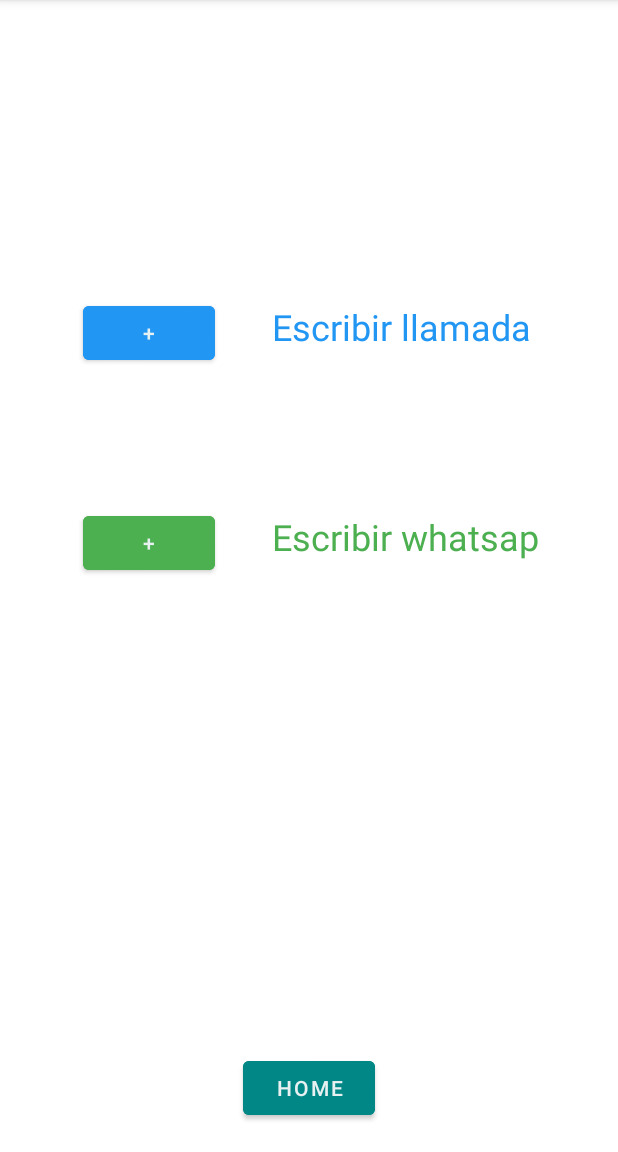
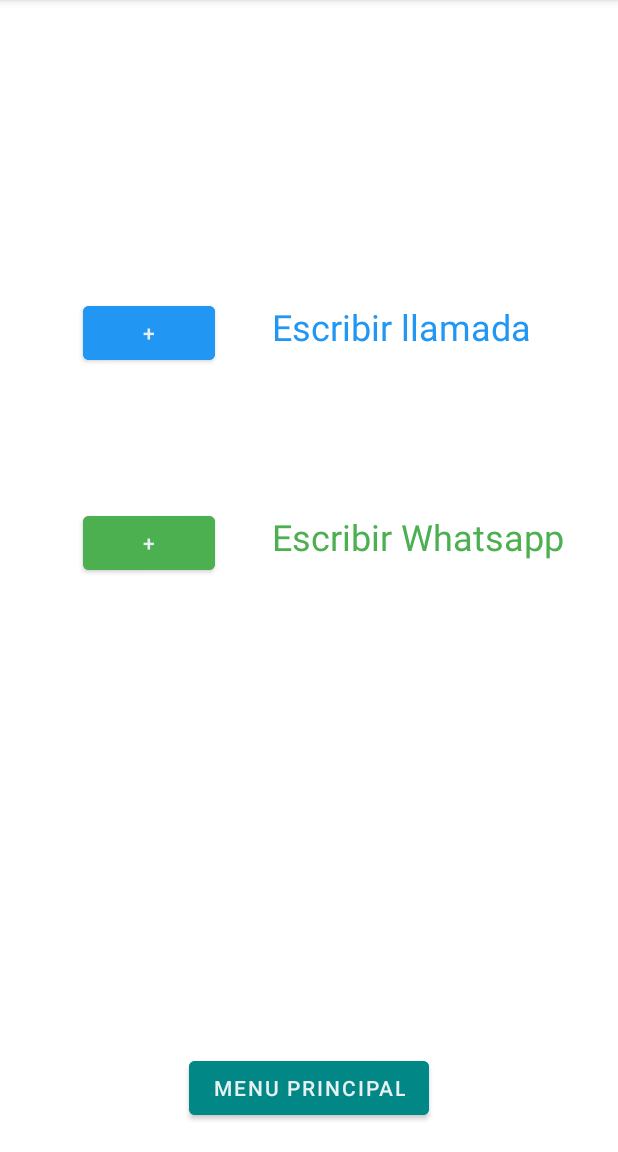
Before and after one commit to AndreaLaz/AgendaNFC, an Android app: the AniadirContActivity screen opened directly, with no data from a screen before it, on a phone screen of 412 x 824 dp, the part 84-1236 px from its top. Run offline under Robolectric (Android 15) with nearby library versions, the phone set to English and light mode, and no system bars; our stand-ins replace Firebase (no records; nobody signed in at launch, a user with empty details on screens opened directly).

Commit message:
cambiado errores gramaticales

```diff
--- a/app/src/main/java/mobile/android/agendanfc/AniadirContActivity.java
+++ b/app/src/main/java/mobile/android/agendanfc/AniadirContActivity.java
@@ -55,7 +55,6 @@
         });
     }
     public void irGrabarWhattsap(String id){
-
         Intent i = new Intent(this, GrabaWhattsapActivity.class);
         i.putExtra("numeroCont",id);
         startActivity(i);
--- a/app/src/main/java/mobile/android/agendanfc/FormularioActivity.java
+++ b/app/src/main/java/mobile/android/agendanfc/FormularioActivity.java
@@ -158,8 +158,8 @@
                 break;
             default :
             {
-                this.setTitle("Crear tajeta contacto");
-                guardar.setText("Grabar");
+                this.setTitle("Editar Contacto");
+                guardar.setText("Actualizar");
                 //getContacto(id);
                 actalizarVista(nombre_user, numero_user);
 
@@ -271,7 +271,7 @@
            }
        });
 
-       builder.setNegativeButton("Mas Tarde", new DialogInterface.OnClickListener() {
+       builder.setNegativeButton("Más Tarde", new DialogInterface.OnClickListener() {
            @Override
            public void onClick(DialogInterface dialogInterface, int i) {
                Toast.makeText(FormularioActivity.this,"No olvides grabar la agenda más tarde",Toast.LENGTH_SHORT).show();
--- a/app/src/main/res/layout/activity_aniadir_cont.xml
+++ b/app/src/main/res/layout/activity_aniadir_cont.xml
@@ -66,7 +66,7 @@
                 android:layout_width="wrap_content"
                 android:layout_height="wrap_content"
                 android:layout_marginStart="38dp"
-                android:text="Escribir whatsap"
+                android:text="Escribir Whatsapp"
                 android:textColor="@color/BTO_VERDECLARO"
                 android:textSize="24sp" />
         </LinearLayout>
--- a/app/src/main/res/values/strings.xml
+++ b/app/src/main/res/values/strings.xml
@@ -5,7 +5,7 @@
     <string name="btn_registrar_pantalla">REGISTRARSE</string>
 
     <string name="btn_cancelar">CANCELAR</string>
-    <string name="btn_home">HOME</string>
+    <string name="btn_home">MENU PRINCIPAL</string>
     <string name="btn_cerrarsesion">CERRAR SESION</string>
 
     <string name="btn_aniadirContacto">AÑADIR NUEVO CONTACTO</string>
```
